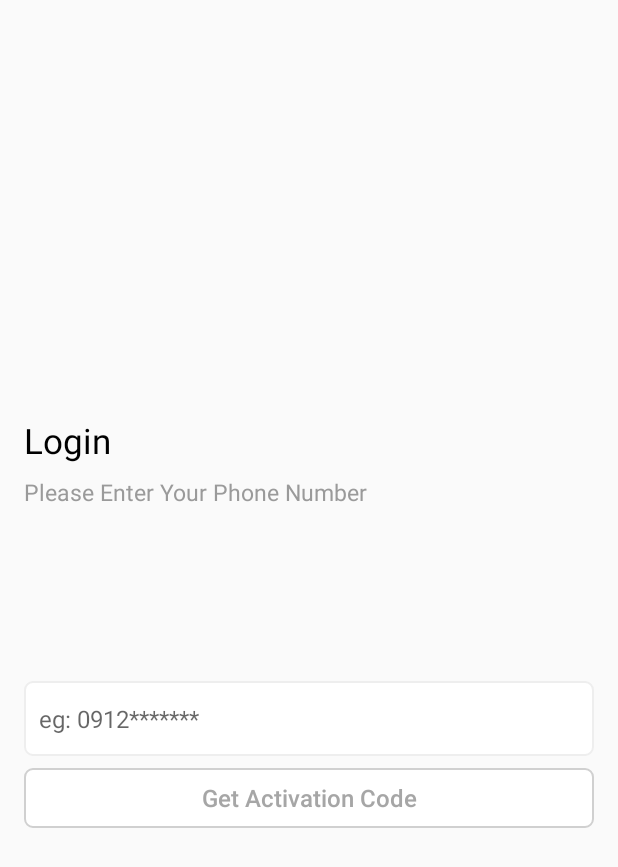
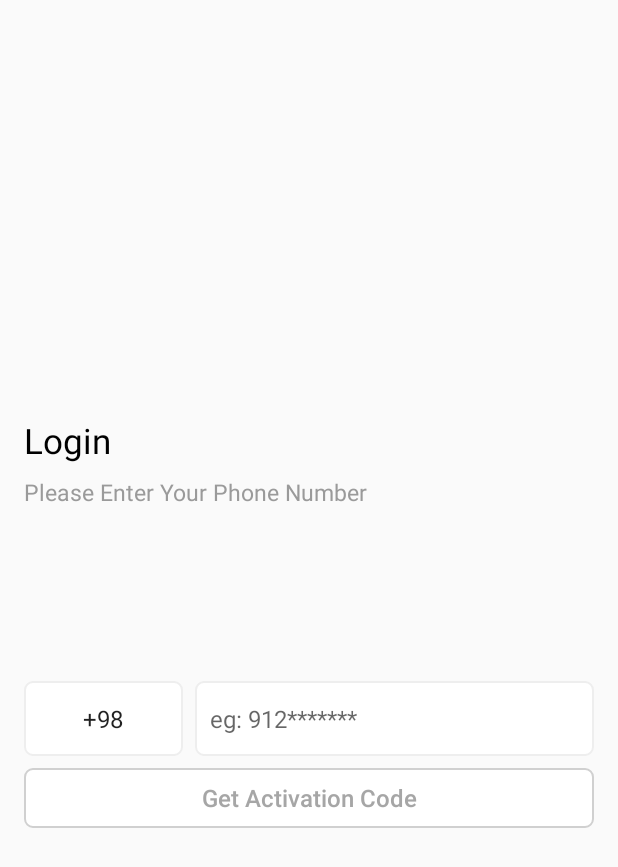
Before and after one commit to sigma1326/Milioner, an Android app: the layout login_fragment.xml on its own in the app's theme, with its tools: preview values and no code run, on a phone screen of 412 x 824 dp. Shown: the top 867 px of the screen. Run offline under Robolectric (Android 15) with nearby library versions, the phone set to English and light mode, and no system bars.

Commit message:
add country code picker

```diff
--- a/app/src/main/res/layout/login_fragment.xml
+++ b/app/src/main/res/layout/login_fragment.xml
@@ -75,9 +75,29 @@
         android:textSize="16sp"
         app:layout_constraintBottom_toTopOf="@+id/btn_login"
         app:layout_constraintEnd_toEndOf="@+id/btn_login"
-        app:layout_constraintStart_toStartOf="@+id/btn_login"
+        app:layout_constraintHorizontal_weight="2.5"
+        app:layout_constraintStart_toEndOf="@id/countryCodeHolder"
         app:layout_constraintTop_toBottomOf="@+id/tv_hint"
         app:layout_constraintVertical_bias="1.0" />
+
+    <EditText
+        android:id="@+id/countryCodeHolder"
+        android:layout_width="0dp"
+        android:layout_height="50dp"
+        android:layout_marginEnd="8dp"
+        android:background="@drawable/edittext_bkg"
+        android:gravity="center"
+        android:hint="+98"
+        android:inputType="number"
+        android:lines="1"
+        android:text="+98"
+        android:textAlignment="center"
+        android:textSize="16sp"
+        app:layout_constraintBottom_toBottomOf="@id/et_code"
+        app:layout_constraintEnd_toStartOf="@id/et_code"
+        app:layout_constraintHorizontal_weight="1"
+        app:layout_constraintStart_toStartOf="@id/btn_login"
+        app:layout_constraintTop_toTopOf="@id/et_code" />
 
     <TextView
         android:id="@+id/tv_error"
--- a/app/src/main/res/values/strings.xml
+++ b/app/src/main/res/values/strings.xml
@@ -3,7 +3,7 @@
     <string name="milioner_become_millionaire">Milioner - Become Millionaire</string>
     <string name="login">Login</string>
     <string name="get_activation_code">Get Activation Code</string>
-    <string name="eg_0912">eg: 0912*******</string>
+    <string name="eg_0912">eg: 912*******</string>
     <string name="network_error">Network_Error</string>
     <string name="please_enter_your_phone_number">Please Enter Your Phone Number</string>
     <string name="wrong_number">Wrong Number?</string>
```
Also changed, not shown: app/build.gradle (+7 -1 lines), app/src/main/java/com/ads/milioner/View/LoginFragment.kt (+33 -10 lines).
